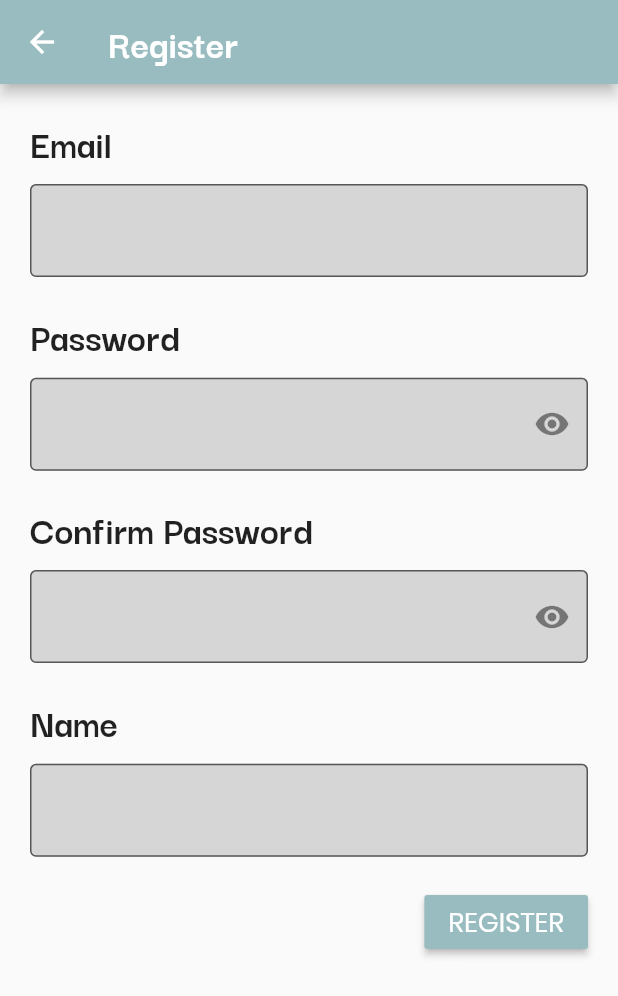
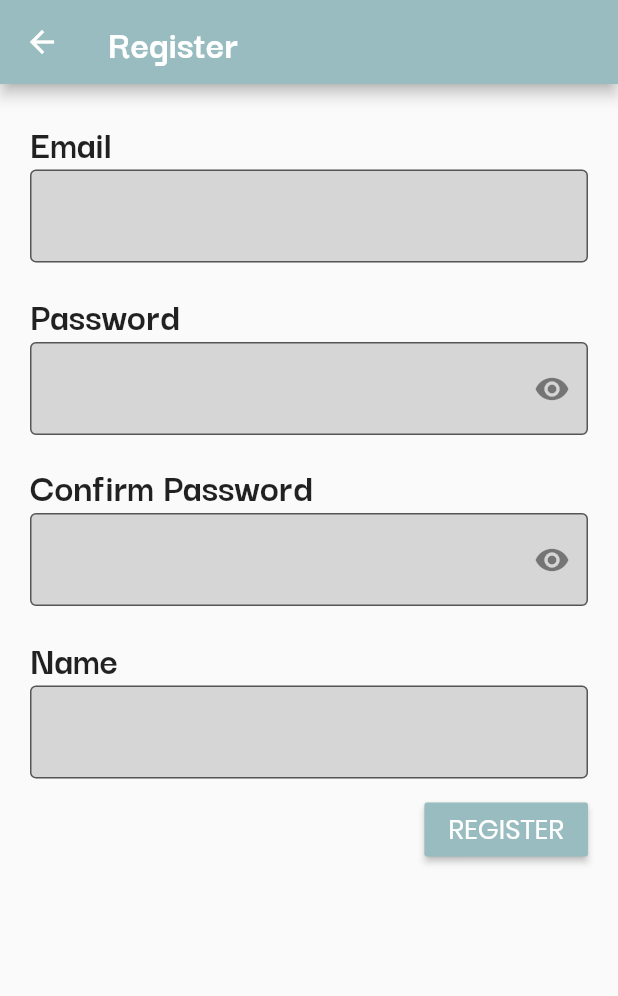
Before and after one commit to dangersflow/FindMeVending, a Flutter app: the screen it shows after launch, in the side drawer, after a tap on "Register", on a phone screen of 412 x 824 dp. Shown: the top 996 px of the screen. Run offline on Flutter 3.47's test engine with Material 2 defaults, Android fonts, the phone set to English and light mode, and no system bars; our stand-ins replace cloud_firestore, firebase_auth, firebase_storage, flutter_icons, flutter_map, image_picker and 1 more; missing offline and left inert: map_markers, statusbar, user_location; accounts and stored records are empty.

Commit message:
did some gui fixes

```diff
--- a/find_me_vending/lib/NewPinScreen.dart
+++ b/find_me_vending/lib/NewPinScreen.dart
@@ -304,12 +304,11 @@ class _NewPinScreenState extends State<NewPinScreen> {
               childAspectRatio: 4,
             ),
             itemBuilder: (BuildContext context, int index) {
-              return Container(child:
-                Row(children: <Widget>[
+              return Row(children: <Widget>[
                       Radio(value: index, groupValue: _selection, onChanged: changeSelection,),
-                      Text(types[index], style: TextStyle(fontFamily: 'Poppins', fontSize: 18))
-              ]
-              ));
+                      Text(types[index], style: TextStyle(fontFamily: 'Poppins', fontSize: 16))
+              ],mainAxisAlignment: MainAxisAlignment.start,
+              );
             }),
             Align(child: Text("Building Code", style: TextStyle(fontSize: 32), ), alignment: Alignment.topLeft,),
             TextField(controller: buildingCode, style: TextStyle(fontFamily: 'Poppins'), decoration: dec,),
@@ -321,7 +320,7 @@ class _NewPinScreenState extends State<NewPinScreen> {
             (_selection == 0 || _selection == 1)?Column(children: items):Text("", style: TextStyle(fontSize: 1)),
             Column(children: statusBoxes),
             Align(alignment: Alignment.topRight, child: RaisedButton(
-              child: Text("SUBMIT", style: TextStyle(fontFamily: 'Poppins', color: Colors.white, fontSize: 18)),
+              child: Text("SUBMIT", style: TextStyle(fontFamily: 'Poppins', color: Colors.white, fontSize: 16)),
             color: Color(0xFF98BCBF),
             onPressed: ((){submit(); Navigator.pop(context);})
             ))
--- a/find_me_vending/lib/loginSignUp.dart
+++ b/find_me_vending/lib/loginSignUp.dart
@@ -166,7 +166,7 @@ class _SignUpScreenState extends State<SignUpScreen> {
 
   @override
   Widget build(BuildContext context) {
-    Container signupScreen;
+    ListView signupScreen;
 
     TextField email = TextField(controller: _email, style: TextStyle(fontFamily: 'Poppins'), decoration: InputDecoration(filled: true, fillColor: textFieldColor, border: OutlineInputBorder()), keyboardType: TextInputType.emailAddress,);
     TextField name = TextField(controller: _name, style: TextStyle(fontFamily: 'Poppins'), decoration: InputDecoration(filled: true, fillColor: textFieldColor, border: OutlineInputBorder()), keyboardType: TextInputType.text);
@@ -179,23 +179,39 @@ class _SignUpScreenState extends State<SignUpScreen> {
         onPressed: (){_newUser(context, _email.text, _pword.text, _pword2.text, _name.text);}
     );
 
-    signupScreen = Container(
-      child: Column(
-        children: [
-          Align(child: Text("Email", style: TextStyle(fontSize: 27)), alignment: Alignment.topLeft,), Spacer(), email, Align(child: emailNotification, alignment: Alignment.topLeft,), Spacer(flex: 2),
-          Align(child: Text("Password", style: TextStyle(fontSize: 27)), alignment: Alignment.topLeft,), Spacer(), password, Spacer(flex: 2),
-          Align(child: Text("Confirm Password", style: TextStyle(fontSize: 27)), alignment: Alignment.topLeft,), Spacer(), password2, Align(child: passwordNotifcation, alignment: Alignment.topLeft,), Spacer(flex: 2),
-          Align(child: Text("Name", style: TextStyle(fontSize: 27)), alignment: Alignment.topLeft,), Spacer(), name, Spacer(flex: 2),
-          Align(child: signUp, alignment: Alignment.topRight,), Spacer(flex: 17)],
-      ),
-      padding: EdgeInsets.all(20),
-    );
+    signupScreen = ListView(
+        children: <Widget>[
+          Container(
+            child: Column(
+              children: [
+                Align(child: Text("Email", style: TextStyle(fontSize: 27)), alignment: Alignment.topLeft,),
+                email,
+                Container(padding: EdgeInsets.fromLTRB(0, 15, 0, 0),),
+                Align(child: emailNotification, alignment: Alignment.topLeft,),
+                Align(child: Text("Password", style: TextStyle(fontSize: 27)), alignment: Alignment.topLeft,),
+                password,
+                Container(padding: EdgeInsets.fromLTRB(0, 15, 0, 0),),
+                Align(child: Text("Confirm Password", style: TextStyle(fontSize: 27)), alignment: Alignment.topLeft,),
+                password2,
+                Container(padding: EdgeInsets.fromLTRB(0, 15, 0, 0),),
+                Align(child: passwordNotifcation, alignment: Alignment.topLeft,),
+                Align(child: Text("Name", style: TextStyle(fontSize: 27)), alignment: Alignment.topLeft,),
+                name,
+                Container(padding: EdgeInsets.fromLTRB(0, 10, 0, 0),),
+                Align(child: signUp, alignment: Alignment.topRight,),
+              ],
+            ),
+            padding: EdgeInsets.all(20),
+          )
+        ],
+      );
 
     return Scaffold(appBar:
         AppBar(
           title: Text("Register", style: TextStyle(fontSize: 27, color: Colors.white)),
           iconTheme: IconThemeData(color: Colors.white),
         ),
-        body: signupScreen);
+        body: signupScreen,
+        resizeToAvoidBottomPadding: true,);
   }
 }
```
